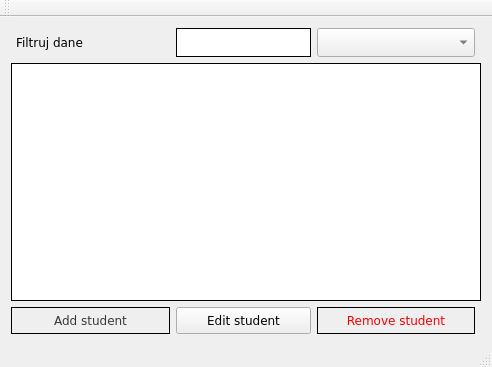
xpawelek/AcademicRecordsManager, file Katalog_JIPP_Project/Katalog_JIPP_Project.ui: the form before one commit.
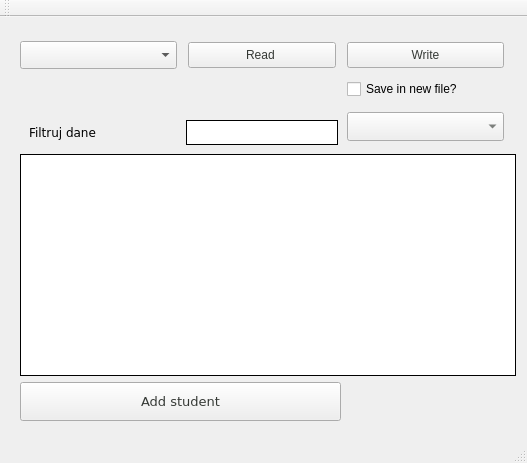
The form after the commit.

Commit message: commit - working on read/write file

```diff
--- a/Katalog_JIPP_Project/Katalog_JIPP_Project.ui
+++ b/Katalog_JIPP_Project/Katalog_JIPP_Project.ui
@@ -6,8 +6,8 @@
    <rect>
     <x>0</x>
     <y>0</y>
-    <width>492</width>
-    <height>367</height>
+    <width>527</width>
+    <height>463</height>
    </rect>
   </property>
   <property name="sizePolicy">
@@ -25,60 +25,46 @@
   <widget class="QWidget" name="centralWidget">
    <layout class="QGridLayout" name="gridLayout_2">
     <item row="0" column="0">
-     <layout class="QGridLayout" name="gridLayout">
-      <item row="0" column="6">
-       <widget class="QComboBox" name="comboBox_filtrowanie">
-        <property name="styleSheet">
-         <string notr="true">font-family: verdana; padding: 5; color: #353935;</string>
-        </property>
-       </widget>
-      </item>
-      <item row="2" column="6">
-       <widget class="QPushButton" name="removeStudent_button">
-        <property name="enabled">
-         <bool>true</bool>
-        </property>
-        <property name="sizePolicy">
-         <sizepolicy hsizetype="Expanding" vsizetype="Fixed">
-          <horstretch>0</horstretch>
-          <verstretch>0</verstretch>
-         </sizepolicy>
-        </property>
-        <property name="font">
-         <font>
-          <family>Verdana</family>
-         </font>
-        </property>
-        <property name="styleSheet">
-         <string notr="true">padding: 5; color: red; border: 1px solid</string>
-        </property>
+     <layout class="QGridLayout" name="gridLayout" rowstretch="0,0,0,0,0" columnstretch="3,3,3,0,0">
+      <property name="sizeConstraint">
+       <enum>QLayout::SetDefaultConstraint</enum>
+      </property>
+      <property name="leftMargin">
+       <number>9</number>
+      </property>
+      <property name="topMargin">
+       <number>9</number>
+      </property>
+      <property name="rightMargin">
+       <number>0</number>
+      </property>
+      <property name="bottomMargin">
+       <number>9</number>
+      </property>
+      <item row="1" column="2">
+       <widget class="QCheckBox" name="ifWriteToNewFile_checkbox">
         <property name="text">
-         <string>Remove student</string>
+         <string>Save in new file?</string>
         </property>
        </widget>
       </item>
-      <item row="2" column="0">
-       <widget class="QPushButton" name="addStudent_button">
+      <item row="0" column="1">
+       <widget class="QPushButton" name="readFromFile_button">
         <property name="sizePolicy">
          <sizepolicy hsizetype="Expanding" vsizetype="Fixed">
           <horstretch>0</horstretch>
           <verstretch>0</verstretch>
          </sizepolicy>
         </property>
-        <property name="font">
-         <font>
-          <family>Verdana</family>
-         </font>
-        </property>
         <property name="styleSheet">
-         <string notr="true">padding: 5; border: 1px solid; color: #353935;</string>
+         <string notr="true">padding:5; margin: 5; color: #353935;</string>
         </property>
         <property name="text">
-         <string>Add student</string>
+         <string>Read </string>
         </property>
        </widget>
       </item>
-      <item row="1" column="0" colspan="8">
+      <item row="3" column="0" colspan="5">
        <widget class="QListWidget" name="listWidget">
         <property name="sizePolicy">
          <sizepolicy hsizetype="Expanding" vsizetype="Expanding">
@@ -89,30 +75,39 @@
         <property name="styleSheet">
          <string notr="true">border:1px solid</string>
         </property>
+        <property name="sizeAdjustPolicy">
+         <enum>QAbstractScrollArea::AdjustIgnored</enum>
+        </property>
        </widget>
       </item>
-      <item row="0" column="1" colspan="5">
-       <widget class="QLineEdit" name="filtrowanie_lineEdit">
+      <item row="0" column="2">
+       <widget class="QPushButton" name="writeToFile_button">
+        <property name="sizePolicy">
+         <sizepolicy hsizetype="Expanding" vsizetype="Fixed">
+          <horstretch>0</horstretch>
+          <verstretch>0</verstretch>
+         </sizepolicy>
+        </property>
         <property name="styleSheet">
-         <string notr="true">font-family: verdana; padding: 5; border: 1px solid; color: #353935;</string>
+         <string notr="true">padding:5;  color: #353935;</string>
+        </property>
+        <property name="text">
+         <string>Write</string>
         </property>
        </widget>
       </item>
-      <item row="0" column="0">
+      <item row="2" column="0">
        <widget class="QLabel" name="filtrowanieDanych_label">
         <property name="styleSheet">
-         <string notr="true">padding: 2; font-family: verdana</string>
+         <string notr="true">font-family: verdana; margin:3; padding: 3;  margin-top:15</string>
         </property>
         <property name="text">
          <string>Filtruj dane</string>
         </property>
        </widget>
       </item>
-      <item row="2" column="1" colspan="5">
-       <widget class="QPushButton" name="editStudent_button">
-        <property name="enabled">
-         <bool>true</bool>
-        </property>
+      <item row="4" column="0" colspan="2">
+       <widget class="QPushButton" name="addStudent_button">
         <property name="sizePolicy">
          <sizepolicy hsizetype="Expanding" vsizetype="Fixed">
           <horstretch>0</horstretch>
@@ -122,13 +117,35 @@
         <property name="font">
          <font>
           <family>Verdana</family>
+          <pointsize>10</pointsize>
          </font>
         </property>
         <property name="styleSheet">
-         <string notr="true">padding:5</string>
+         <string notr="true">padding-top:10;  padding-bottom :10; color: #353935; </string>
         </property>
         <property name="text">
-         <string>Edit student</string>
+         <string>Add student</string>
+        </property>
+       </widget>
+      </item>
+      <item row="2" column="2">
+       <widget class="QComboBox" name="comboBox_filtrowanie">
+        <property name="styleSheet">
+         <string notr="true">font-family: verdana; padding:5; color: #353935; </string>
+        </property>
+       </widget>
+      </item>
+      <item row="2" column="1">
+       <widget class="QLineEdit" name="filtrowanie_lineEdit">
+        <property name="styleSheet">
+         <string notr="true">font-family: verdana; margin:3; padding: 3; border: 1px solid; color: #353935; margin-top:15</string>
+        </property>
+       </widget>
+      </item>
+      <item row="0" column="0">
+       <widget class="QComboBox" name="chooseFile_comboBox">
+        <property name="styleSheet">
+         <string notr="true">padding: 5; </string>
         </property>
        </widget>
       </item>
```
Left out of the diff: 60 changed lines with no effect on the pictures. The commit also changes 5 other files.
